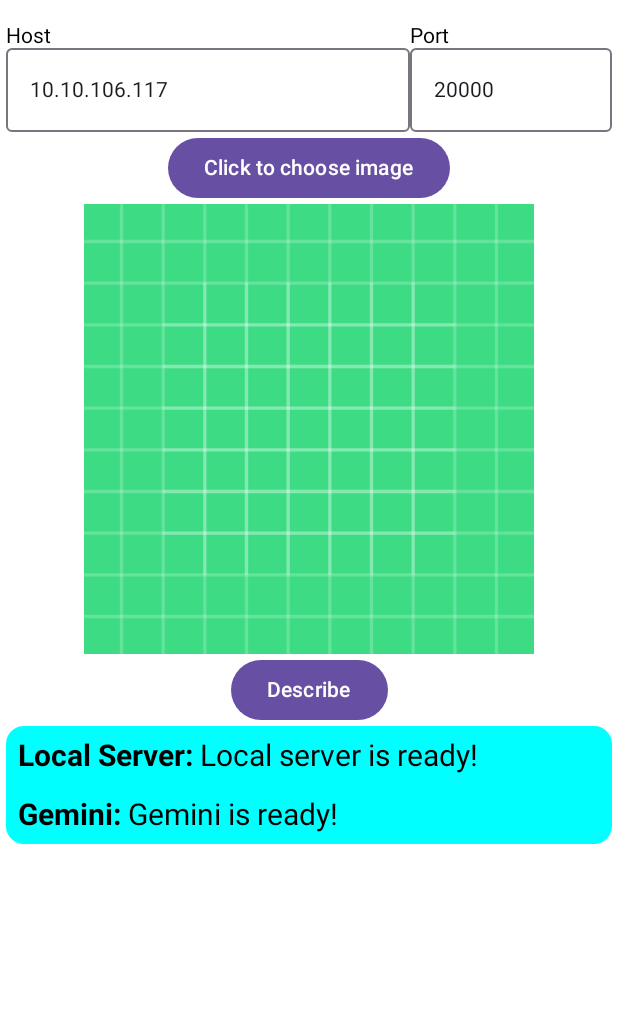
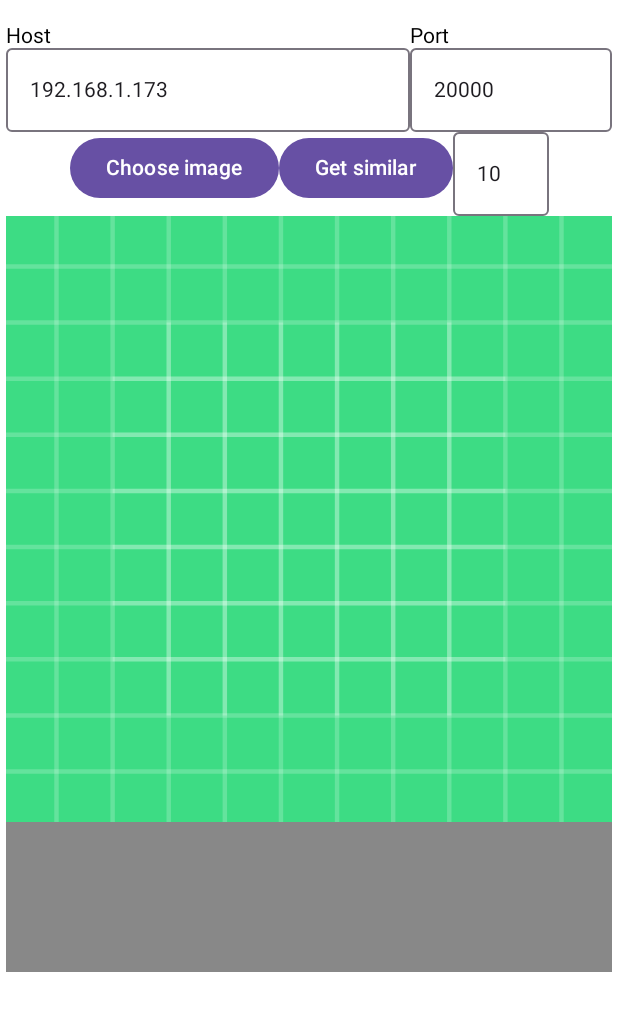
Before and after one commit to LuongManhLinh/QGenI, an Android app built with Jetpack Compose: the @Preview function Prev, on a phone screen of 412 x 824 dp. Shown: the top 1011 px of the screen. Run offline under Robolectric (Android 15) with nearby library versions, the phone set to English and light mode, and no system bars.

Commit message:
Update IdsAPI

```diff
--- a/app/src/main/java/com/example/qgeni/api/ids/IIdsAPI.kt
+++ b/app/src/main/java/com/example/qgeni/api/ids/IDescribeOnlyAPI.kt
@@ -2,6 +2,6 @@ package com.example.qgeni.api.ids
 
 import android.graphics.Bitmap
 
-interface IIdsAPI {
+interface IDescribeOnlyAPI {
     suspend fun describe(image: Bitmap) : String?
 }
--- a/app/src/main/java/com/example/qgeni/api/ids/IdsGeminiAPI.kt
+++ b/app/src/main/java/com/example/qgeni/api/ids/IdsGeminiAPI.kt
@@ -5,7 +5,7 @@ import android.util.Log
 import com.google.ai.client.generativeai.GenerativeModel
 import com.google.ai.client.generativeai.type.content
 
-object IdsGeminiAPI : IIdsAPI {
+object IdsGeminiAPI : IDescribeOnlyAPI {
     private const val PROMPT = "Describe the given picture with IELTS vocabulary within 30 words"
     private const val LOG_TAG = "GEMINI API"
     private var modelName = "gemini-1.5-flash"
--- a/app/src/main/java/com/example/qgeni/ui/ExampleIdsUI.kt
+++ b/app/src/main/java/com/example/qgeni/ui/ExampleIdsUI.kt
@@ -4,19 +4,19 @@ import android.util.Log
 import androidx.activity.compose.rememberLauncherForActivityResult
 import androidx.activity.result.PickVisualMediaRequest
 import androidx.activity.result.contract.ActivityResultContracts
+import androidx.compose.foundation.Image
+import androidx.compose.foundation.background
 import androidx.compose.foundation.layout.Column
 import androidx.compose.foundation.layout.Row
-import androidx.compose.foundation.layout.Spacer
 import androidx.compose.foundation.layout.fillMaxSize
 import androidx.compose.foundation.layout.fillMaxWidth
-import androidx.compose.foundation.layout.height
 import androidx.compose.foundation.layout.heightIn
 import androidx.compose.foundation.layout.padding
+import androidx.compose.foundation.layout.width
 import androidx.compose.foundation.layout.widthIn
 import androidx.compose.foundation.lazy.LazyColumn
+import androidx.compose.foundation.lazy.items
 import androidx.compose.material3.Button
-import androidx.compose.material3.Card
-import androidx.compose.material3.CardDefaults
 import androidx.compose.material3.OutlinedTextField
 import androidx.compose.material3.Text
 import androidx.compose.runtime.Composable
@@ -25,16 +25,12 @@ import androidx.compose.runtime.getValue
 import androidx.compose.ui.Alignment
 import androidx.compose.ui.Modifier
 import androidx.compose.ui.graphics.Color
+import androidx.compose.ui.graphics.asImageBitmap
 import androidx.compose.ui.layout.ContentScale
 import androidx.compose.ui.platform.LocalContext
 import androidx.compose.ui.res.painterResource
-import androidx.compose.ui.text.SpanStyle
-import androidx.compose.ui.text.buildAnnotatedString
-import androidx.compose.ui.text.font.FontWeight
-import androidx.compose.ui.text.withStyle
 import androidx.compose.ui.tooling.preview.Preview
 import androidx.compose.ui.unit.dp
-import androidx.compose.ui.unit.sp
 import androidx.lifecycle.viewmodel.compose.viewModel
 import coil3.compose.AsyncImage
 import coil3.request.ImageRequest
@@ -51,8 +47,6 @@ fun ExampleIdsUI(
         if (uri != null) {
             viewModel.updateImageUri(uri)
         }
-        Log.e("URI", uri.toString())
-        Log.e("URI PATH", uri?.path ?: "Path is null")
     }
 
     Column(
@@ -81,12 +75,31 @@ fun ExampleIdsUI(
             }
         }
 
+        Row {
             Button(onClick = {
                 pickMedia.launch(PickVisualMediaRequest(ActivityResultContracts.PickVisualMedia.ImageOnly))
             }) {
-            Text("Click to choose image")
+                Text("Choose image")
             }
 
+            Button(onClick = {
+                viewModel.getSimilarImage(context)
+            }) {
+                Text("Get similar")
+            }
+
+            OutlinedTextField(
+                value = uiState.numDesiredImage,
+                onValueChange = viewModel::updateNumDesiredImage,
+                modifier = Modifier.width(64.dp)
+            )
+        }
+
+        LazyColumn(
+            modifier = Modifier.fillMaxWidth().background(Color.Gray),
+            horizontalAlignment = Alignment.CenterHorizontally
+        ) {
+            item {
                 AsyncImage(
                     model = ImageRequest.Builder(context = context)
                         .data(uiState.imageUri)
@@ -95,55 +108,31 @@ fun ExampleIdsUI(
                     contentDescription = null,
                     error = painterResource(R.drawable.ic_launcher_background),
                     modifier = Modifier
-                .widthIn(min = 300.dp)
-                .heightIn(max = 400.dp, min = 200.dp),
+                        .fillMaxSize()
+                        .padding(bottom = 100.dp),
                     contentScale = ContentScale.Crop
-        )
-
-        Button(
-            onClick = {
-                viewModel.describeImage(context)
-            }
-        ) {
-            Text("Describe")
-        }
-
-        Card(
-            modifier = Modifier.fillMaxWidth(),
-            colors = CardDefaults.cardColors(
-                containerColor = Color.Cyan
-            )
-        ) {
-            LazyColumn {
-                item {
-                    Text(
-                        text = buildAnnotatedString {
-                            withStyle(style = SpanStyle(fontWeight = FontWeight.Bold)) {
-                                append("Local Server: ")
-                            }
-                            append(uiState.serverResponse)
-                        },
-                        fontSize = 20.sp,
-                        modifier = Modifier.padding(8.dp)
                 )
             }
 
-                item {
-                    Text(
-                        text = buildAnnotatedString {
-                            withStyle(style = SpanStyle(fontWeight = FontWeight.Bold)) {
-                                append("Gemini: ")
-                            }
-                            append(uiState.geminiResponse)
-                        },
-                        fontSize = 20.sp,
-                        modifier = Modifier.padding(8.dp)
+            items(uiState.responseImages.size) {
+                val bitmap = uiState.responseImages[it]
+                Text((it + 1).toString())
+                Image(
+                    bitmap = bitmap.asImageBitmap(),
+                    contentDescription = null,
+                    modifier = Modifier
+                        .fillMaxSize()
+                        .padding(
+                            start = 4.dp,
+                            end = 4.dp,
+                            bottom = 12.dp
+                        )
                 )
             }
-
         }
 
-        }
+
+
     }
 }
 
--- a/app/src/main/java/com/example/qgeni/ui/ExampleIdsViewModel.kt
+++ b/app/src/main/java/com/example/qgeni/ui/ExampleIdsViewModel.kt
@@ -1,13 +1,12 @@
 package com.example.qgeni.ui
 
 import android.content.Context
+import android.graphics.Bitmap
 import android.graphics.BitmapFactory
 import android.net.Uri
-import android.util.Log
 import androidx.lifecycle.ViewModel
 import androidx.lifecycle.viewModelScope
-import com.example.qgeni.api.ids.IdsGeminiAPI
-import com.example.qgeni.api.ids.IdsHostAPI
+import com.example.qgeni.api.ids.IdsAPI
 import kotlinx.coroutines.Dispatchers
 import kotlinx.coroutines.flow.MutableStateFlow
 import kotlinx.coroutines.flow.asStateFlow
@@ -33,11 +32,20 @@ class ExampleIdsViewModel : ViewModel() {
 
     fun updateImageUri(imageUri: Uri) {
         _uiState.update {
-            it.copy(imageUri = imageUri)
+            it.copy(
+                imageUri = imageUri,
+                responseImages = emptyList()
+            )
         }
     }
 
-    fun describeImage(context: Context) {
+    fun updateNumDesiredImage(numDesiredImage: String) {
+        _uiState.update {
+            it.copy(numDesiredImage = numDesiredImage)
+        }
+    }
+
+    fun getSimilarImage(context: Context) {
         val uri = _uiState.value.imageUri
         if (uri == Uri.EMPTY) {
             return
@@ -46,36 +54,21 @@ class ExampleIdsViewModel : ViewModel() {
         val stream = context.contentResolver.openInputStream(uri)
         val image = BitmapFactory.decodeStream(stream)
 
-        viewModelScope.launch {
-            val geminiResponse = IdsGeminiAPI.describe(image)
+        viewModelScope.launch(Dispatchers.IO) {
+            val response = IdsAPI.getSimilarImage(image, _uiState.value.numDesiredImage.toInt())
             _uiState.update {
-                it.copy(
-                    geminiResponse = geminiResponse ?: "Something went wrong with Gemini!"
-                )
+                it.copy(responseImages = response)
             }
         }
-
-        viewModelScope.launch(Dispatchers.IO) {
-            IdsHostAPI.setHostPort(_uiState.value.host, _uiState.value.port.toInt())
-            val localResponse = IdsHostAPI.describe(image)
-
-
-            _uiState.update {
-                it.copy(
-                    serverResponse = localResponse ?: "Something went wrong! Please check Logcat!",
-                )
-            }
-        }
-
 
     }
 
 }
 
 data class ExampleIdsUiState(
-    val host : String = IdsHostAPI.DEFAULT_HOST,
-    val port : String = IdsHostAPI.DEFAULT_PORT.toString(),
-    val serverResponse: String = "Local server is ready!",
-    val geminiResponse: String = "Gemini is ready!",
-    val imageUri : Uri = Uri.EMPTY
+    val host : String = IdsAPI.DEFAULT_HOST,
+    val port : String = IdsAPI.DEFAULT_PORT.toString(),
+    val numDesiredImage: String = "10",
+    val imageUri : Uri = Uri.EMPTY,
+    val responseImages: List<Bitmap> = emptyList()
 )
```
Also changed, not shown: app/src/main/java/com/example/qgeni/api/CommunicationType.kt (added, +15 -0 lines), app/src/main/java/com/example/qgeni/api/CommunicationUtils.kt (added, +41 -0 lines), app/src/main/java/com/example/qgeni/api/ids/IFullIdsAPI.kt (added, +7 -0 lines), app/src/main/java/com/example/qgeni/api/ids/IdsAPI.kt (added, +111 -0 lines), app/src/main/java/com/example/qgeni/api/ids/IdsHostAPI.kt (deleted, +0 -88 lines). Lines whose indentation alone changed are shown as unchanged.
